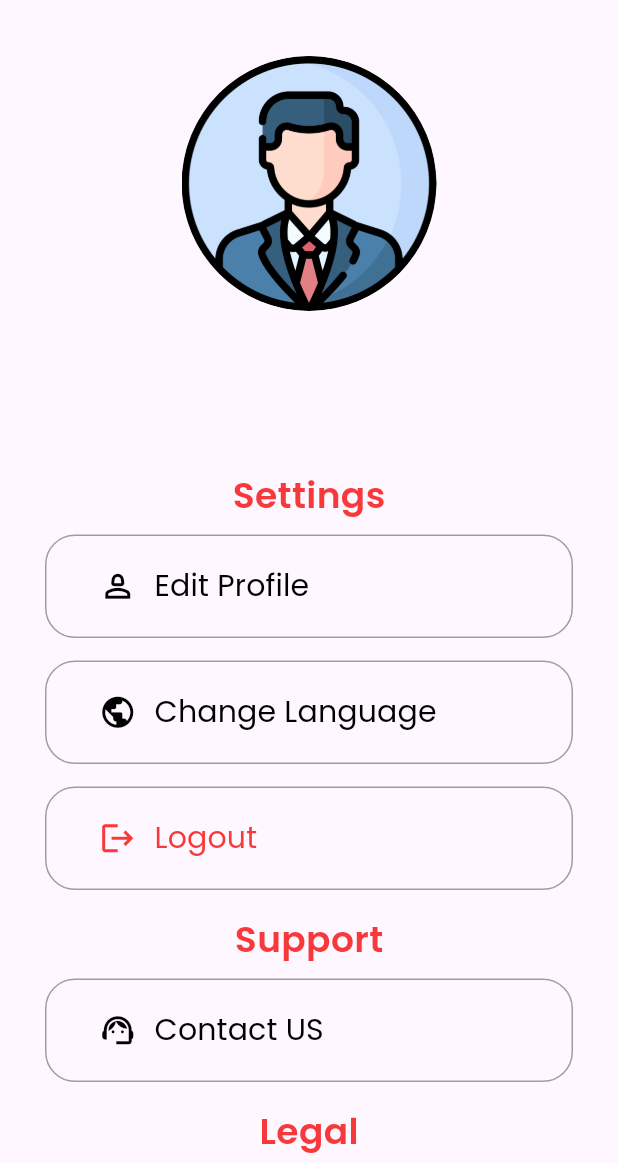
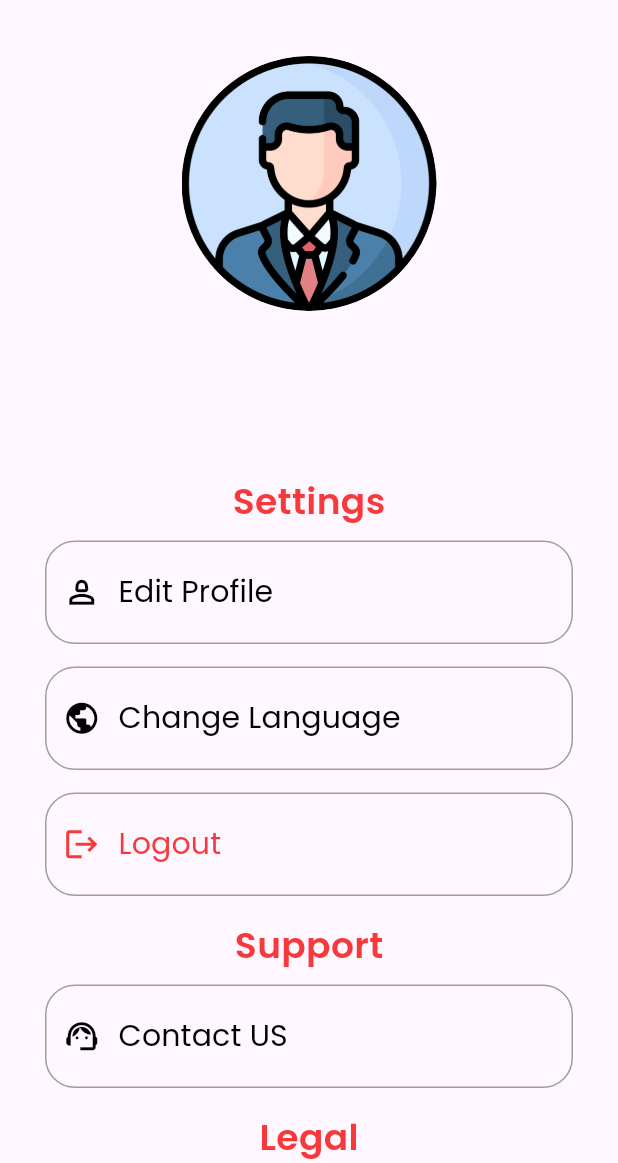
Before and after one commit to yvhiku/psu-first-aid-app, a Flutter app: the ProfileScreen screen opened directly, on a phone screen of 412 x 824 dp, the part 73-1236 px from its top. Run offline on Flutter 3.47's test engine with Material 3 defaults, Android fonts, the phone set to English and light mode, and no system bars; our stand-ins replace cloud_firestore, country_picker, firebase_auth, firebase_core, firebase_storage, get and 6 more; missing offline and left inert: firebase_app_check; accounts and stored records are empty.

Commit message:
fixed overflowed texts

```diff
--- a/lib/src/features/core/screens/profile/profile.dart
+++ b/lib/src/features/core/screens/profile/profile.dart
@@ -35,15 +35,6 @@ class ProfileScreen extends StatelessWidget {
         ),
         centerTitle: true,
         elevation: 0,
-        actions: [
-          Container(
-            margin: const EdgeInsets.only(right: 20, top: 7),
-            decoration: BoxDecoration(
-              borderRadius: BorderRadius.circular(10),
-              color: tCardBgColor,
-            ),
-          ),
-        ],
       ),
       body: _buildBody(context, ap, height),
     );
@@ -59,7 +50,10 @@ class ProfileScreen extends StatelessWidget {
         child: Column(
           mainAxisAlignment: MainAxisAlignment.center,
           children: [
-            Text(S.of(context).tuserNotFound, style: TextStyle(fontSize: 18)),
+            Text(
+              S.of(context).tuserNotFound,
+              style: const TextStyle(fontSize: 18),
+            ),
             const SizedBox(height: 20),
             ElevatedButton(
               onPressed: () => ap.getDataFromFirestore(),
@@ -69,7 +63,7 @@ class ProfileScreen extends StatelessWidget {
                 shape: RoundedRectangleBorder(
                   borderRadius: BorderRadius.circular(20.0),
                 ),
-                padding: EdgeInsets.symmetric(
+                padding: const EdgeInsets.symmetric(
                   horizontal: tDefaultSize,
                   vertical: tButtonHeight / 2,
                 ),
@@ -77,7 +71,7 @@ class ProfileScreen extends StatelessWidget {
               ),
               child: Text(
                 S.of(context).tretryLoading,
-                style: TextStyle(
+                style: const TextStyle(
                   fontSize: 16,
                   fontWeight: FontWeight.w500,
                   fontFamily: "Poppins",
@@ -98,21 +92,35 @@ class ProfileScreen extends StatelessWidget {
             children: [
               _buildProfileImage(user, height),
               const SizedBox(height: 15),
+              Padding(
+                padding: const EdgeInsets.symmetric(horizontal: 16.0),
+                child: Column(
+                  children: [
                     Text(
                       user.name,
+                      textAlign: TextAlign.center,
+                      overflow: TextOverflow.ellipsis,
+                      maxLines: 1,
                       style: const TextStyle(
                         fontSize: 24,
                         fontWeight: FontWeight.w600,
                         fontFamily: "Poppins",
                       ),
                     ),
+                    const SizedBox(height: 4),
                     Text(
                       user.bio,
+                      textAlign: TextAlign.center,
+                      overflow: TextOverflow.ellipsis,
+                      maxLines: 2,
                       style: const TextStyle(
                         color: Colors.grey,
                         fontSize: 18,
                         fontWeight: FontWeight.w400,
                         fontFamily: "Poppins",
+                      ),
+                    ),
+                  ],
                 ),
               ),
               const SizedBox(height: tDefaultSize),
@@ -226,7 +234,7 @@ class ProfileScreen extends StatelessWidget {
       children: [
         Text(
           header,
-          style: TextStyle(
+          style: const TextStyle(
             color: tPrimaryColor,
             fontSize: 24,
             fontWeight: FontWeight.w600,
@@ -240,7 +248,7 @@ class ProfileScreen extends StatelessWidget {
   }
 }
 
-
+// MenuButtons Widget
 class MenuButtons extends StatelessWidget {
   final IconData icon;
   final String title;
@@ -278,39 +286,35 @@ class MenuButtons extends StatelessWidget {
               ),
               foregroundColor: textColor ?? Colors.black,
               side: BorderSide(color: borderColor ?? Colors.grey),
-              padding: const EdgeInsets.symmetric(
-                vertical: 20,
-                horizontal: 12,
-              ),
+              padding: const EdgeInsets.symmetric(vertical: 20, horizontal: 12),
               alignment: isRTL ? Alignment.centerRight : Alignment.centerLeft,
             ),
             onPressed: onPressed,
-            child: Padding(
-              padding: EdgeInsets.only(
-                left: isRTL ? 0 : horizontalPadding!,
-                right: isRTL ? horizontalPadding! : 0,
-              ),
             child: Row(
               mainAxisSize: MainAxisSize.min,
-                mainAxisAlignment: isRTL ? MainAxisAlignment.end : MainAxisAlignment.start,
+              mainAxisAlignment: isRTL
+                  ? MainAxisAlignment.end
+                  : MainAxisAlignment.start,
               children: [
-                  _DirectionAwareIcon( // Using the private implementation
+                _DirectionAwareIcon(
                   icon: icon,
                   size: iconSize,
                   color: iconColor,
                 ),
                 const SizedBox(width: 12),
-                  Text(
+                Expanded(
+                  child: Text(
                     title,
+                    softWrap: true,
                     style: TextStyle(
                       fontSize: 20,
                       fontWeight: FontWeight.normal,
                       fontFamily: "Poppins",
-                      color: textColor,
+                      color: textColor ?? Colors.black,
+                    ),
                   ),
                 ),
               ],
-              ),
             ),
           ),
         ),
@@ -320,17 +324,12 @@ class MenuButtons extends StatelessWidget {
   }
 }
 
-
 class _DirectionAwareIcon extends StatelessWidget {
   final IconData icon;
   final double? size;
   final Color? color;
 
-  const _DirectionAwareIcon({
-    required this.icon,
-    this.size,
-    this.color,
-  });
+  const _DirectionAwareIcon({required this.icon, this.size, this.color});
 
   @override
   Widget build(BuildContext context) {
@@ -340,16 +339,11 @@ class _DirectionAwareIcon extends StatelessWidget {
     return Transform(
       alignment: Alignment.center,
       transform: Matrix4.rotationY(shouldMirror ? math.pi : 0),
-      child: Icon(
-        icon,
-        size: size,
-        color: color,
-      ),
+      child: Icon(icon, size: size, color: color),
     );
   }
 
   bool _shouldMirrorIcon(IconData icon) {
-    // List of icons that should NOT be mirrored
     const nonMirroredIcons = [
       Icons.person,
       Icons.person_outline,
@@ -363,7 +357,6 @@ class _DirectionAwareIcon extends StatelessWidget {
       Icons.help,
       Icons.email,
     ];
-
     return !nonMirroredIcons.contains(icon);
   }
 }
```
Also changed, not shown: lib/src/features/core/screens/home/home_page.dart (+33 -8 lines), lib/src/features/core/screens/topics/all_topic.dart (+17 -4 lines). Lines whose indentation alone changed are shown as unchanged.
